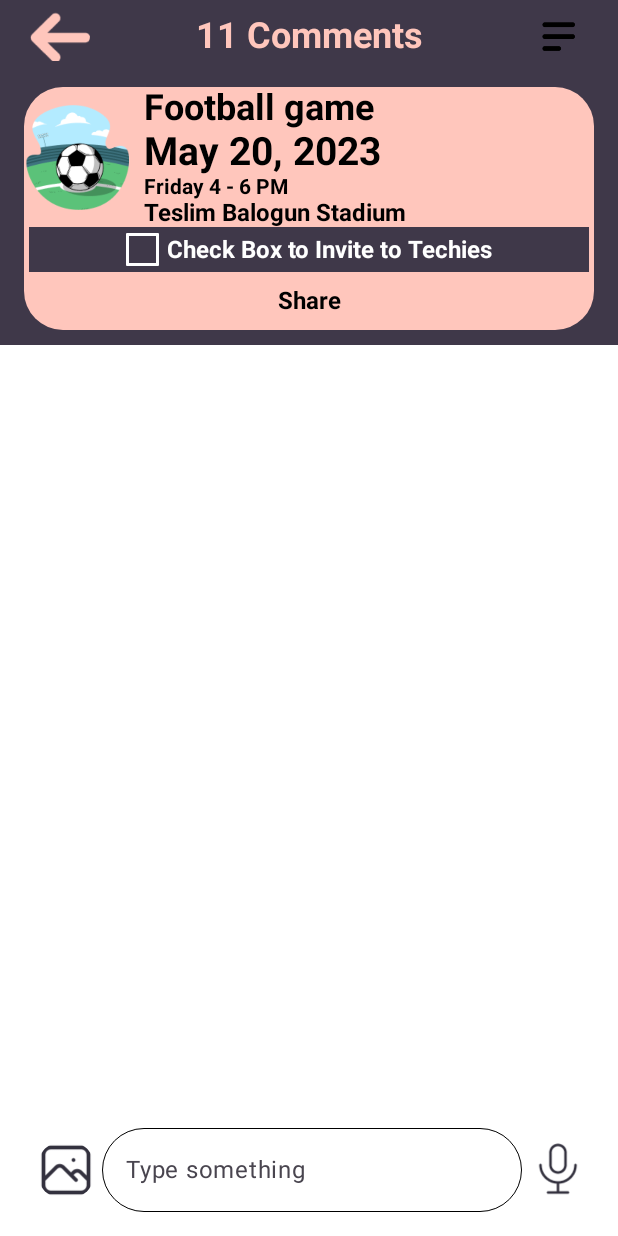
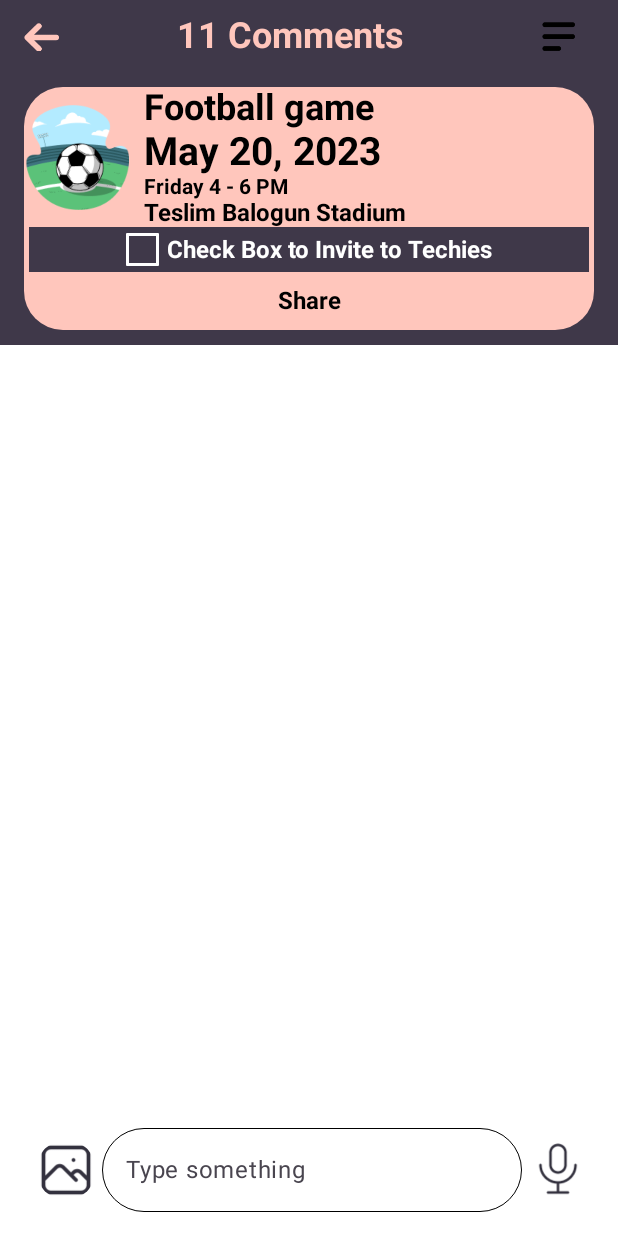
Before and after one commit to hngx-org/Evolver-events-mobile, an Android app built with Jetpack Compose: the @Preview function SettingsScreen, on a phone screen of 412 x 824 dp. Run offline under Robolectric (Android 15) with nearby library versions, the phone set to English and light mode, and no system bars.

Commit message:
new push

```diff
--- a/app/src/main/java/com/evolver/eventsapp/ui/theme/comment/comment.kt
+++ b/app/src/main/java/com/evolver/eventsapp/ui/theme/comment/comment.kt
@@ -29,7 +29,6 @@ import androidx.compose.runtime.setValue
 import androidx.compose.ui.Alignment
 import androidx.compose.ui.Modifier
 import androidx.compose.ui.graphics.Color
-import androidx.compose.ui.graphics.ColorFilter
 import androidx.compose.ui.layout.ContentScale
 import androidx.compose.ui.res.painterResource
 import androidx.compose.ui.text.font.FontWeight
@@ -67,20 +66,14 @@ fun SettingsCard(){
                 modifier = Modifier
                     .fillMaxWidth()
             ){
-                IconButton(
-                    onClick = {
-//                        val msg = chatBoxValue.text
-//                        if (msg.isBlank()) return@IconButton
-//                        //  onSendChatClickListener(chatBoxValue.text)
-//                        chatBoxValue = TextFieldValue("")
-                    },
-                ) {
                     Image(
-                        painter = painterResource(id = R.drawable.back),
-                        contentDescription = "image",
+                        painter = painterResource(id = R.drawable.back_icon_comment),
+                        contentDescription = "iconn",
                         contentScale = ContentScale.Fit,
+                        modifier = Modifier
+                            .height(19.22.dp)
+                            .width(23.4.dp)
                     )
-                }
                 Text(
                     text = "11 Comments",
                     fontSize = 24.sp,
@@ -92,7 +85,7 @@ fun SettingsCard(){
                     },
                 ) {
                     Image(
-                        painter = painterResource(id = R.drawable.menu),
+                        painter = painterResource(id = R.drawable.menu_comment),
                         contentDescription = "image",
                         contentScale = ContentScale.Fit,
                         modifier = Modifier
@@ -115,7 +108,7 @@ fun SettingsCard(){
                         verticalAlignment = Alignment.CenterVertically
                     ){
                         Image(
-                            painter = painterResource(id = R.drawable.settings_image),
+                            painter = painterResource(id = R.drawable.settings_image_comment),
                             contentDescription = "image",
                             contentScale = ContentScale.Fit,
                             modifier = Modifier
@@ -194,7 +187,7 @@ fun SettingsCard(){
                 }
             }
             Spacer(modifier = Modifier.height(10.dp))
-            commentScreen()
+            //commentScreen()
         }
     }
 }
@@ -222,7 +215,7 @@ fun BoxScope.ChatBox(){
             },
         ) {
             Image(
-                painter = painterResource(id = R.drawable.image),
+                painter = painterResource(id = R.drawable.image_comment),
                 contentDescription = "image",
                 contentScale = ContentScale.Fit
             )
@@ -258,7 +251,7 @@ fun BoxScope.ChatBox(){
             },
         ) {
             Image(
-                painter = painterResource(id = R.drawable.vn),
+                painter = painterResource(id = R.drawable.vn_comment),
                 contentDescription = "image",
                 contentScale = ContentScale.Fit
             )
```
Also changed, not shown: app/src/main/res/drawable/back_icon_comment.png (renamed from app/src/main/res/drawable/back.png), app/src/main/res/drawable/image_comment.png (renamed from app/src/main/res/drawable/image.png), app/src/main/res/drawable/low_card_comment.png (renamed from app/src/main/res/drawable/low_card.png), app/src/main/res/drawable/menu_comment.png (renamed from app/src/main/res/drawable/menu.png), app/src/main/res/drawable/settings_image_comment.png (renamed from app/src/main/res/drawable/settings_image.png), app/src/main/res/drawable/vn_comment.png (renamed from app/src/main/res/drawable/vn.png).
